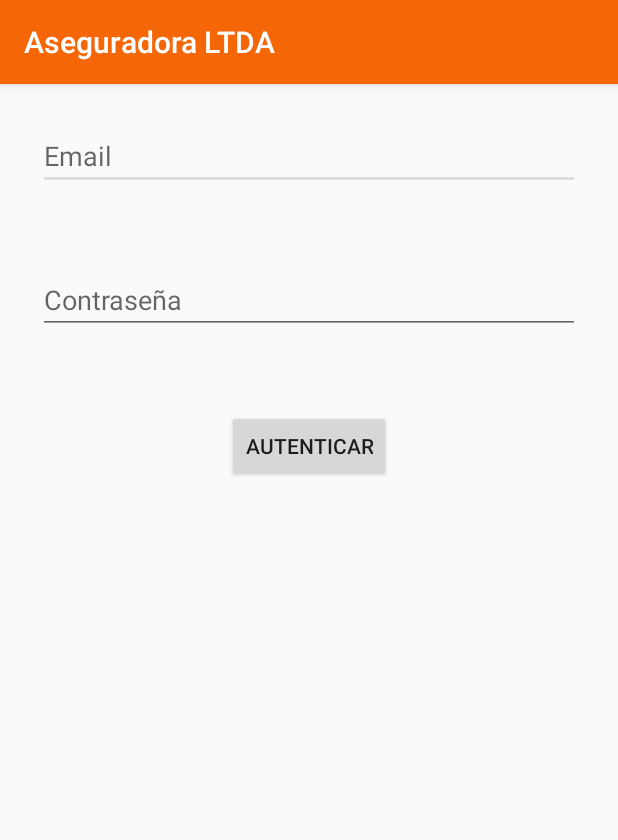
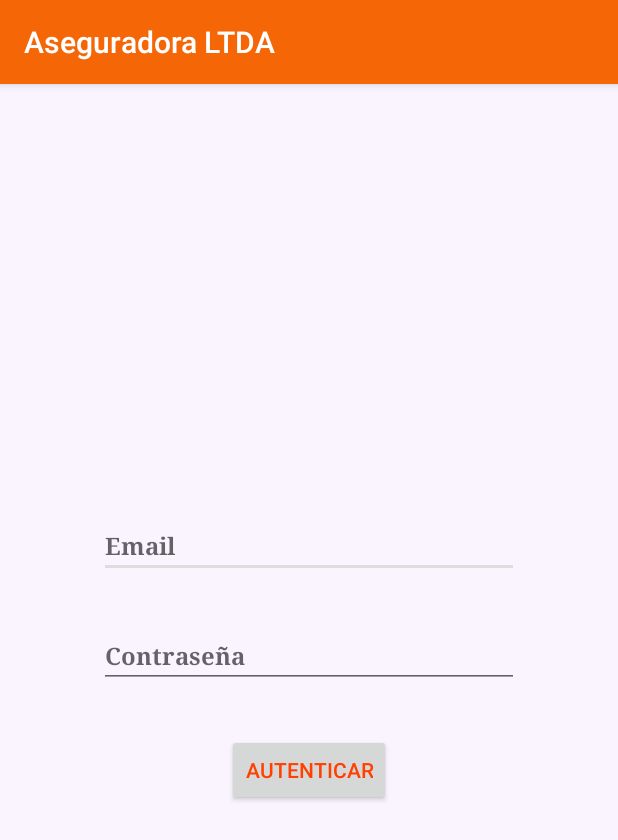
Before and after one commit to Staling86/ProyectoFinalAseguradora, an Android app: the screen it shows after launch (LoginActivity), on a phone screen of 412 x 824 dp. Shown: the top 840 px of the screen. Run offline under Robolectric (Android 15) with nearby library versions, the phone set to English and light mode, and no system bars.

Commit message:
Login Terminado con Datos (Usuario y Contraseña Quemados)

```diff
--- a/app/src/main/java/com/example/jhon_pc/proyectofinalaseguradora/LoginActivity.java
+++ /dev/null
@@ -1,13 +0,0 @@
-package com.example.jhon_pc.proyectofinalaseguradora;
-
-import android.support.v7.app.AppCompatActivity;
-import android.os.Bundle;
-
-public class LoginActivity extends AppCompatActivity {
-
-    @Override
-    protected void onCreate(Bundle savedInstanceState) {
-        super.onCreate(savedInstanceState);
-        setContentView(R.layout.activity_login);
-    }
-}
--- /dev/null
+++ b/app/src/main/java/com/example/jhon_pc/proyectofinalaseguradora/gui/LoginActivity.java
@@ -0,0 +1,84 @@
+package com.example.jhon_pc.proyectofinalaseguradora.gui;
+
+import android.content.Intent;
+import android.support.v7.app.AppCompatActivity;
+import android.os.Bundle;
+import android.view.View;
+import android.widget.Button;
+import android.widget.EditText;
+import android.widget.Toast;
+
+import com.example.jhon_pc.proyectofinalaseguradora.R;
+import com.example.jhon_pc.proyectofinalaseguradora.util.ValidateCharacters;
+
+public class LoginActivity extends AppCompatActivity implements View.OnClickListener {
+
+    //region SOLO PARA PRUEBAS
+    private final String MI_EMAIL = "jhonstaling58@hotmail.com";
+    private final String MI_CONTRASENA = "12345678";
+
+    //endregion
+
+    EditText txtEmail, txtContrasena;
+    Button btnAutenticar;
+
+
+    @Override
+    protected void onCreate(Bundle savedInstanceState) {
+        super.onCreate(savedInstanceState);
+        setContentView(R.layout.activity_login);
+
+        txtEmail = (EditText) findViewById(R.id.txtEmail);
+        txtContrasena = (EditText) findViewById(R.id.txtContasena);
+        btnAutenticar = (Button) findViewById(R.id.btnAutenticar);
+        btnAutenticar.setOnClickListener(this);
+    }
+
+    @Override
+    public void onClick(View v) {
+        boolean validarCantidadCaracteres, validarEmail;
+        ValidateCharacters vc = new ValidateCharacters();
+        validarEmail = vc.ValidarEmail(txtEmail.getText().toString());
+        validarCantidadCaracteres = vc.ValidarContrasena(txtContrasena.getText().toString());
+
+        //region VALIDACIONES CANTIDAD DE CARACTERES CONTRASEÑA Y FORMATO CORRECTO EN EMAIL
+        if(validarEmail == true && validarCantidadCaracteres == true){
+            String contrasena = txtContrasena.getText().toString();
+            String email = txtEmail.getText().toString();
+            if(email.equals(MI_EMAIL) && contrasena.equals(MI_CONTRASENA))
+            {
+                Intent intent = new Intent(LoginActivity.this, PrincipalActivity.class);
+                startActivity(intent);
+                UsuarioCorrecto();
+            }
+            else
+                UsuarioIncorrecto();
+        }
+        else {
+            if(validarCantidadCaracteres == false){
+                txtContrasena.setError(getString(R.string.siete_caracteres));
+                if(validarEmail == false){
+                    txtEmail.setError(getString(R.string.email_incorrecto));
+                }
+            }
+            if(validarEmail == false){
+                txtEmail.setError(getString(R.string.email_incorrecto));
+                if(validarCantidadCaracteres == false) {
+                    txtContrasena.setError(getString(R.string.siete_caracteres));
+                }
+            }
+
+        }
+        //endregion
+    }
+
+    public void UsuarioCorrecto(){
+        Toast bienvenido = Toast.makeText(this,getString(R.string.usuario_autenticado), Toast.LENGTH_SHORT);
+        bienvenido.show();
+    }
+
+    public void UsuarioIncorrecto(){
+        Toast incorrecto = Toast.makeText(this, R.string.usuario_incorrecto, Toast.LENGTH_SHORT);
+        incorrecto.show();
+    }
+}
--- a/app/src/main/res/layout/activity_login.xml
+++ b/app/src/main/res/layout/activity_login.xml
@@ -5,32 +5,31 @@
     android:layout_width="match_parent"
     android:layout_height="match_parent"
     android:orientation="vertical"
-    tools:context="com.example.jhon_pc.proyectofinalaseguradora.LoginActivity">
+    android:background="@color/colorBackground"
+    android:gravity="center"
+    tools:context="com.example.jhon_pc.proyectofinalaseguradora.gui.LoginActivity">
 
     <EditText
+        style="@style/txtStyle"
         android:id="@+id/txtEmail"
-        android:layout_width="match_parent"
-        android:layout_height="wrap_content"
         android:hint="@string/email"
         android:inputType="textEmailAddress"
+        android:maxLength="50"
         android:layout_margin="@dimen/margin_autenticacion" />
-    <!--android:padding="@dimen/padding_autenticacion"-->
-
 
     <EditText
+        style="@style/txtStyle"
         android:id="@+id/txtContasena"
-        android:layout_width="match_parent"
-        android:layout_height="wrap_content"
         android:hint="@string/contrasena"
         android:inputType="textPassword"
+        android:maxLength="10"
         android:layout_margin="@dimen/margin_autenticacion"/>
-    <!--android:padding="@dimen/padding_autenticacion"-->
 
     <Button
-        android:layout_width="wrap_content"
-        android:layout_height="wrap_content"
+        style="@style/btnStyle"
+        android:id="@+id/btnAutenticar"
         android:text="@string/autenticar"
         android:layout_gravity="center"
-        android:layout_margin="@dimen/margin_autenticacion"/>
-    <!--android:padding="@dimen/padding_autenticacion"-->
+        android:layout_margin="@dimen/margin_autenticacion" />
+
 </LinearLayout>
--- a/app/src/main/res/values/colors.xml
+++ b/app/src/main/res/values/colors.xml
@@ -3,4 +3,5 @@
     <color name="colorPrimary">#f56607</color>
     <color name="colorPrimaryDark">#f5560d</color>
     <color name="colorAccent">#dddcde</color>
+    <color name="colorBackground">#faf4ff</color>
 </resources>
--- a/app/src/main/res/values/dimens.xml
+++ b/app/src/main/res/values/dimens.xml
@@ -3,5 +3,5 @@
     <dimen name="activity_horizontal_margin">16dp</dimen>
     <dimen name="activity_vertical_margin">16dp</dimen>
     <dimen name="padding_autenticacion">20dp</dimen>
-    <dimen name="margin_autenticacion">25dp</dimen>
+    <dimen name="margin_autenticacion">15dp</dimen>
 </resources>
--- a/app/src/main/res/values/strings.xml
+++ b/app/src/main/res/values/strings.xml
@@ -3,4 +3,11 @@
     <string name="email">Email</string>
     <string name="contrasena">Contraseña</string>
     <string name="autenticar">Autenticar</string>
+    <string name="alerta">ALERTA</string>
+    <string name="mensaje_caracteres">La contraseña debe contener mas de 7 caracteres.</string>
+    <string name="msg_btn_entendido">Entendido</string>
+    <string name="usuario_autenticado">Usuario autenticado satisfactoriamente</string>
+    <string name="usuario_incorrecto">Usuario u Contraseña incorrectos</string>
+    <string name="siete_caracteres">La contraseña debe contener mas de 7 caracteres</string>
+    <string name="email_incorrecto">Formato email incorrecto</string>
 </resources>
--- /dev/null
+++ b/app/src/main/res/values/styles_button.xml
@@ -0,0 +1,8 @@
+<?xml version="1.0" encoding="utf-8"?>
+<resources>
+    <style name="btnStyle">
+        <item name="android:layout_width">wrap_content</item>
+        <item name="android:layout_height">wrap_content</item>
+        <item name="android:textColor">#FF4000</item>
+    </style>
+</resources>
--- /dev/null
+++ b/app/src/main/res/values/styles_edittext.xml
@@ -0,0 +1,12 @@
+<?xml version="1.0" encoding="utf-8"?>
+<resources>
+    <style name="txtStyle">
+        <item name="android:layout_width">280dp</item>
+        <item name="android:layout_height">wrap_content</item>
+        <item name="android:textColor">#151515</item>
+        <item name="android:textSize">16sp</item>
+        <item name="android:textStyle">bold</item>
+        <item name="android:typeface">serif</item>
+
+    </style>
+</resources>
```
Also changed, not shown: app/src/main/AndroidManifest.xml (+5 -3 lines), app/src/main/java/com/example/jhon_pc/proyectofinalaseguradora/gui/PrincipalActivity.java (added, +15 -0 lines), app/src/main/java/com/example/jhon_pc/proyectofinalaseguradora/util/ValidateCharacters.java (added, +29 -0 lines), app/src/main/res/layout/activity_principal.xml (added, +13 -0 lines), app/src/main/res/mipmap-xxxhdpi/ic_launcher.png.
